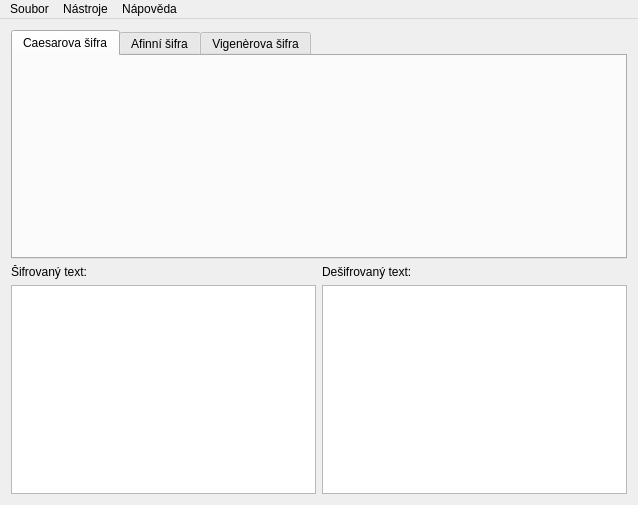
This is mainwindow.ui in mige/Decryptor as Qt 5 draws it before an edit. The edited form follows.
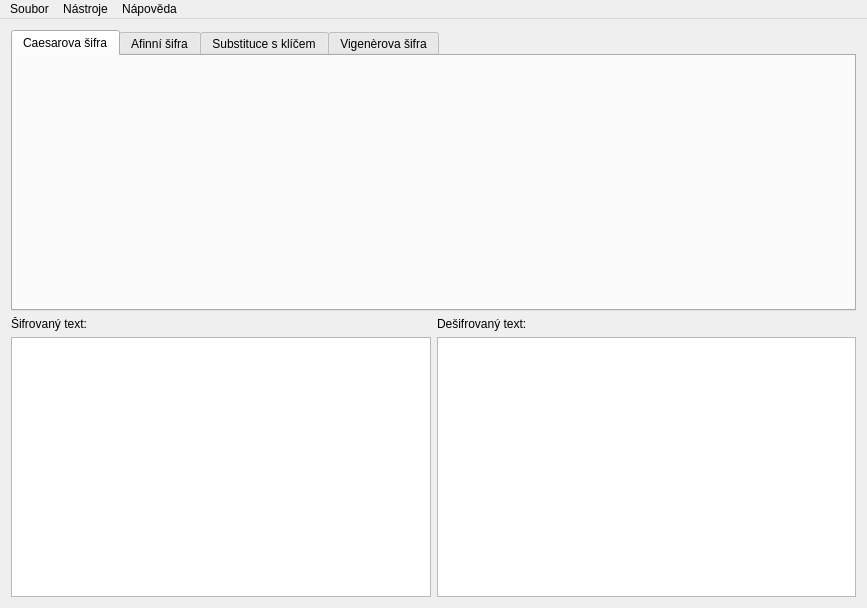
This is the edited form. The open tabs and pages were chosen to show the change. Custom widgets are drawn as their Qt base class.

Commit message: Substitution with key

Diff of the .ui file:
```diff
--- a/mainwindow.ui
+++ b/mainwindow.ui
@@ -6,8 +6,8 @@
    <rect>
     <x>0</x>
     <y>0</y>
-    <width>638</width>
-    <height>505</height>
+    <width>867</width>
+    <height>608</height>
    </rect>
   </property>
   <property name="windowTitle">
@@ -30,7 +30,12 @@
         <string>Afinní šifra</string>
        </attribute>
       </widget>
-      <widget class="QWidget" name="vigenereCipher">
+      <widget class="SubstitutionWithKey" name="substitutionWithKeyTab">
+       <attribute name="title">
+        <string>Substituce s klíčem</string>
+       </attribute>
+      </widget>
+      <widget class="QWidget" name="vigenereCipherTab">
        <attribute name="title">
         <string>Vigenèrova šifra</string>
        </attribute>
@@ -54,10 +59,22 @@
        </widget>
       </item>
       <item row="1" column="0">
-       <widget class="QPlainTextEdit" name="encryptTextEdit"/>
+       <widget class="QPlainTextEdit" name="encryptTextEdit">
+        <property name="font">
+         <font>
+          <family>Monospace</family>
+         </font>
+        </property>
+       </widget>
       </item>
       <item row="1" column="1">
-       <widget class="QPlainTextEdit" name="decrpytTextEdit"/>
+       <widget class="QPlainTextEdit" name="decrpytTextEdit">
+        <property name="font">
+         <font>
+          <family>Monospace</family>
+         </font>
+        </property>
+       </widget>
       </item>
      </layout>
     </item>
@@ -68,7 +85,7 @@
     <rect>
      <x>0</x>
      <y>0</y>
-     <width>638</width>
+     <width>867</width>
      <height>20</height>
     </rect>
    </property>
@@ -118,6 +135,12 @@
    <header>affineciphertab.h</header>
    <container>1</container>
   </customwidget>
+  <customwidget>
+   <class>SubstitutionWithKey</class>
+   <extends>QWidget</extends>
+   <header>substitutionwithkey.h</header>
+   <container>1</container>
+  </customwidget>
  </customwidgets>
  <resources/>
  <connections/>
```
Left out of the diff: 21 changed lines with no effect on the pictures. The commit also changes 8 other files.
